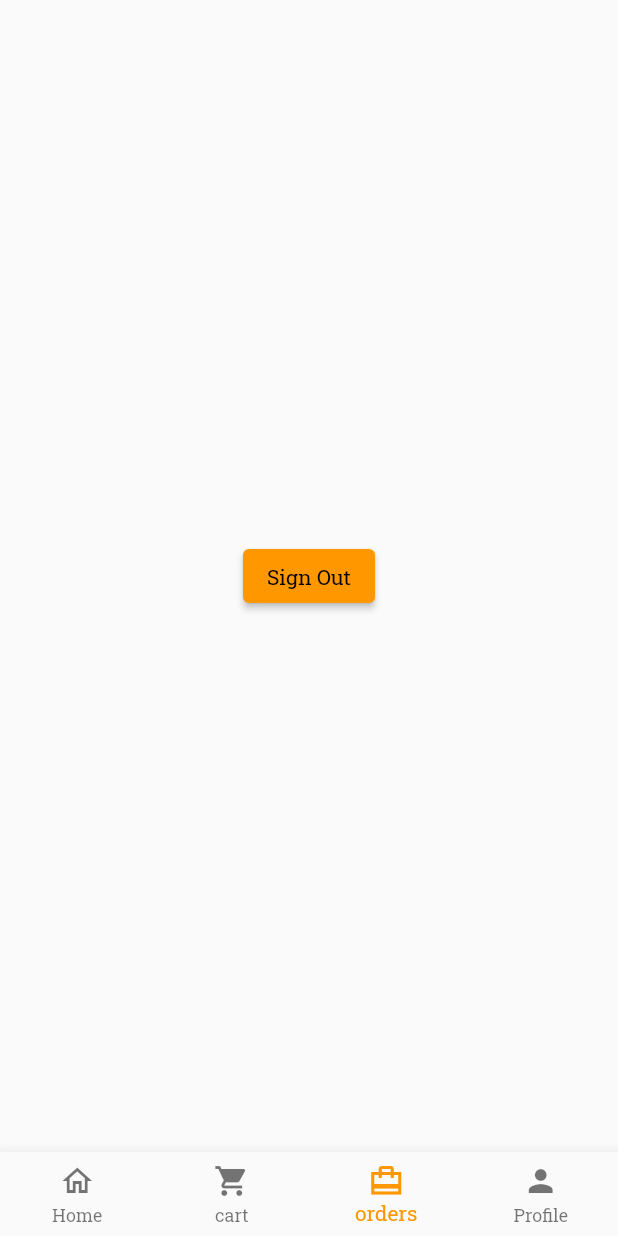
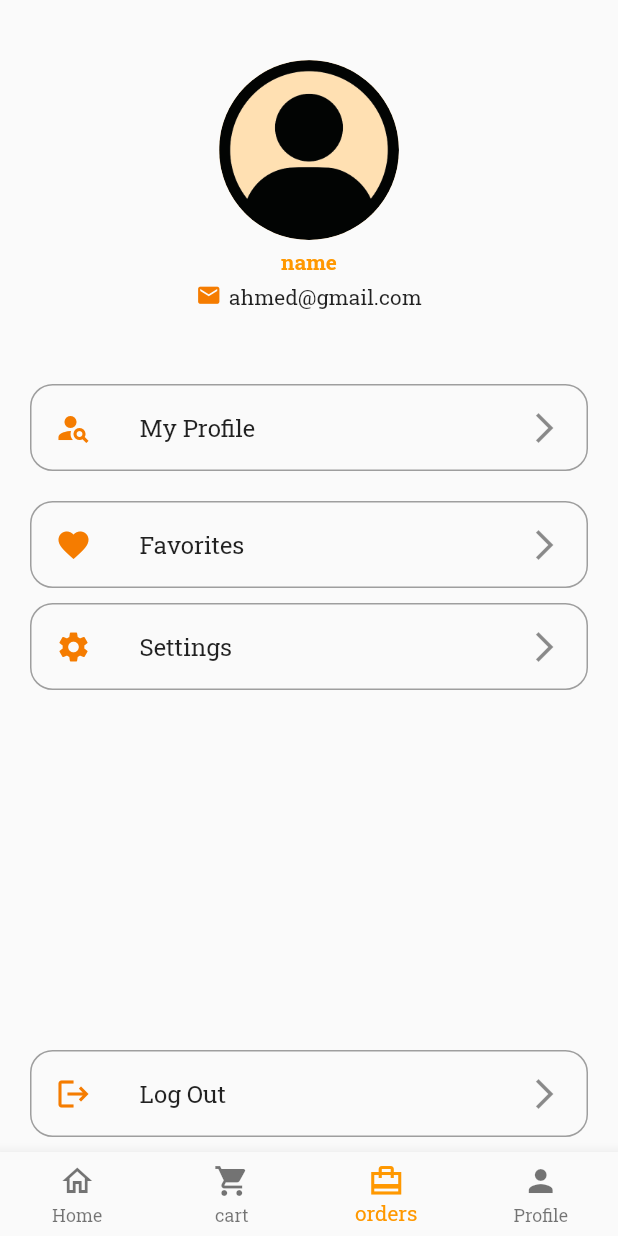
Before and after one commit to FadwaFouad/delivery_app, a Flutter app: the screen it shows once a user with an empty profile is signed in, item 3 of the bottom bar chosen, on a phone screen of 412 x 824 dp. Run offline on Flutter 3.47's test engine with Material 2 defaults, Android fonts, the phone set to English and light mode, and no system bars; our stand-ins replace cloud_firestore, firebase_auth, firebase_core, flutter_riverpod, geolocator; missing offline and left inert: google_maps_webservice; accounts and stored records are empty.

Commit message:
implement profile screen design

```diff
--- a/lib/bottom_nav.dart
+++ b/lib/bottom_nav.dart
@@ -1,6 +1,7 @@
 // ignore_for_file: prefer_const_constructors
 
 import 'package:delivery_app/screens/cart/cart_screen.dart';
+import 'package:delivery_app/screens/profile/profile.dart';
 import 'package:delivery_app/screens/profile/profile_screen.dart';
 import 'package:delivery_app/size.config.dart';
 import 'package:flutter/material.dart';
@@ -26,7 +27,7 @@ class _BottomNavState extends State<BottomNav> {
         children: [
           Homepage(),
           CartScreen(),
-          ProfileScreen(),
+          Profile(),
         ],
       ),
       bottomNavigationBar: BottomNavigationBar(
--- a/lib/screens/cart/components/body.dart
+++ b/lib/screens/cart/components/body.dart
@@ -14,11 +14,13 @@ class Body extends StatelessWidget {
           EdgeInsets.symmetric(horizontal: getProportionateScreenWidth(15)),
       child: ListView.builder(
         itemCount: foodList.length,
-        itemBuilder: (context, index) => Padding(
-          padding: EdgeInsets.symmetric(vertical: 10),
+        itemBuilder: (context, index) => Column(
+          children: [
+            Padding(
+              padding: EdgeInsets.only(top: 5),
               child: Dismissible(
                 // give unique key for item
-            key: Key('${foodList[index].name}+${foodList[index].name}'),
+                key: UniqueKey(),
                 direction: DismissDirection.endToStart,
                 onDismissed: (direction) {},
                 background: Container(
@@ -34,6 +36,9 @@ class Body extends StatelessWidget {
                 child: CartCard(food: foodList[index]),
               ),
             ),
+            Divider(),
+          ],
+        ),
       ),
     );
   }
--- a/lib/screens/cart/components/cart_card.dart
+++ b/lib/screens/cart/components/cart_card.dart
@@ -42,7 +42,7 @@ class CartCard extends StatelessWidget {
                   children: [
                     Text(
                       ' ${food.name}, ',
-                      style: TextStyle(color: Colors.black54, fontSize: 20),
+                      style: TextStyle(color: Colors.black54, fontSize: 17),
                       maxLines: 2,
                     ),
                     Text.rich(
@@ -94,6 +94,7 @@ class CartCard extends StatelessWidget {
                 onPressed: () {}),
           ],
         ),
+        Divider(),
       ],
     );
   }
--- /dev/null
+++ b/lib/screens/profile/components/profile_bar.dart
@@ -0,0 +1,46 @@
+import 'package:flutter/material.dart';
+
+import '../../../constants.dart';
+
+class ProfileBar extends StatelessWidget {
+  const ProfileBar({super.key});
+
+  @override
+  Widget build(BuildContext context) {
+    final user = null;
+
+    return Column(
+      crossAxisAlignment: CrossAxisAlignment.center,
+      children: [
+        CircleAvatar(
+          backgroundColor: kPrimaryColor.shade100,
+          radius: 60,
+          backgroundImage: AssetImage(
+            "assets/images/profile.jpg",
+          ),
+        ),
+        SizedBox(height: 5),
+        Text(
+          user?.displayName ?? 'name',
+          style: TextStyle(color: kPrimaryColor, fontWeight: FontWeight.bold),
+        ),
+        SizedBox(height: 5),
+        Row(
+          mainAxisAlignment: MainAxisAlignment.center,
+          crossAxisAlignment: CrossAxisAlignment.center,
+          children: [
+            Icon(
+              Icons.email,
+              color: kPrimaryColor.shade700,
+              size: 17,
+            ),
+            SizedBox(width: 5),
+            Text(
+              'ahmed@gmail.com',
+            ),
+          ],
+        ),
+      ],
+    );
+  }
+}
--- /dev/null
+++ b/lib/screens/profile/components/profile_menu.dart
@@ -0,0 +1,49 @@
+import 'package:flutter/material.dart';
+
+import '../../../constants.dart';
+
+class ProfileMenu extends StatelessWidget {
+  const ProfileMenu({super.key});
+
+  @override
+  Widget build(BuildContext context) {
+    return ListView(
+      children: [
+        InkWell(
+            onTap: () {},
+            child: menuItem(Icons.person_search_sharp, 'My Profile')),
+        SizedBox(height: 10),
+        // => Navigator.push(
+        //     context,
+        //     MaterialPageRoute(
+        //       builder: (context) => AllMedicineList(),
+        //     )),
+        SizedBox(height: 10),
+        menuItem(Icons.favorite, 'Favorites'),
+        SizedBox(height: 10),
+        menuItem(Icons.settings, 'Settings'),
+        SizedBox(height: 10),
+      ],
+    );
+  }
+
+  Widget menuItem(IconData icon, String name) {
+    return Container(
+      decoration: BoxDecoration(
+          borderRadius: BorderRadius.circular(15),
+          border: Border.all(
+            color: Colors.grey,
+          )),
+      child: ListTile(
+        leading: Icon(
+          icon,
+          color: kPrimaryColor.shade700,
+        ),
+        title: Text(
+          name,
+        ),
+        trailing: Icon(Icons.arrow_forward_ios_sharp),
+      ),
+    );
+  }
+}
--- /dev/null
+++ b/lib/screens/profile/profile.dart
@@ -0,0 +1,50 @@
+import 'package:flutter/material.dart';
+import 'package:flutter_riverpod/flutter_riverpod.dart';
+
+import '../../constants.dart';
+import '../../providers/auth_provider.dart';
+import '../login/login_screen.dart';
+import 'components/profile_bar.dart';
+import 'components/profile_menu.dart';
+
+class Profile extends StatelessWidget {
+  const Profile({super.key});
+
+  @override
+  Widget build(BuildContext context) {
+    return SafeArea(
+        child: Scaffold(
+      resizeToAvoidBottomInset: true,
+      body: Container(
+        padding: EdgeInsets.symmetric(horizontal: 20, vertical: 10),
+        height: MediaQuery.of(context).size.height - 10,
+        width: double.infinity,
+        child: Column(
+          crossAxisAlignment: CrossAxisAlignment.stretch,
+          children: [
+            SizedBox(height: 30),
+            ProfileBar(),
+            SizedBox(height: 50),
+            Expanded(child: ProfileMenu()),
+          ],
+        ),
+      ),
+
+      // logout at bottomof screen
+      bottomNavigationBar: Padding(
+          padding: EdgeInsets.symmetric(horizontal: 20, vertical: 10),
+          child: Consumer(
+            builder: (context, ref, _) {
+              final _auth = ref.read(authProvider);
+              return InkWell(
+                  onTap: () async {
+                    await _auth.signOut();
+                    Navigator.pushReplacement(context,
+                        MaterialPageRoute(builder: (context) => LoginPage()));
+                  },
+                  child: ProfileMenu().menuItem(Icons.logout, 'Log Out'));
+            },
+          )),
+    ));
+  }
+}
```
Lines whose indentation alone changed are shown as unchanged.
